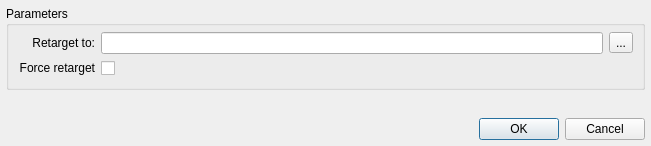
Qt form fxpt/fx_textureManager/RetargetDialogUI.ui (theetcher/fxpt) before a commit.
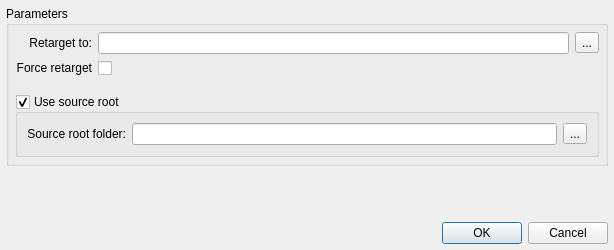
The same form after that commit. Icons and pictures are not drawn. Custom widgets are drawn as their Qt base class.

Commit message: fx_textureManager: Use Source Root option for Retarget

Patch:
```diff
--- a/fxpt/fx_textureManager/RetargetDialogUI.ui
+++ b/fxpt/fx_textureManager/RetargetDialogUI.ui
@@ -6,8 +6,8 @@
    <rect>
     <x>0</x>
     <y>0</y>
-    <width>651</width>
-    <height>146</height>
+    <width>614</width>
+    <height>250</height>
    </rect>
   </property>
   <property name="sizePolicy">
@@ -19,13 +19,13 @@
   <property name="maximumSize">
    <size>
     <width>16777215</width>
-    <height>200</height>
+    <height>250</height>
    </size>
   </property>
   <property name="windowTitle">
    <string>Retarget</string>
   </property>
-  <layout class="QVBoxLayout" name="verticalLayout">
+  <layout class="QVBoxLayout" name="verticalLayout_2">
    <property name="margin">
     <number>6</number>
    </property>
@@ -34,13 +34,10 @@
      <property name="title">
       <string>Parameters</string>
      </property>
-     <layout class="QHBoxLayout" name="horizontalLayout">
-      <property name="topMargin">
+     <layout class="QVBoxLayout" name="verticalLayout">
+      <property name="margin">
        <number>6</number>
       </property>
-      <property name="bottomMargin">
-       <number>9</number>
-      </property>
       <item>
        <layout class="QGridLayout" name="gridLayout">
         <property name="horizontalSpacing">
@@ -107,6 +104,67 @@
         </item>
        </layout>
       </item>
+      <item>
+       <spacer name="verticalSpacer_2">
+        <property name="orientation">
+         <enum>Qt::Vertical</enum>
+        </property>
+        <property name="sizeType">
+         <enum>QSizePolicy::Fixed</enum>
+        </property>
+        <property name="sizeHint" stdset="0">
+         <size>
+          <width>20</width>
+          <height>10</height>
+         </size>
+        </property>
+       </spacer>
+      </item>
+      <item>
+       <widget class="QGroupBox" name="uiGRP_useSourceRoot">
+        <property name="title">
+         <string>Use source root</string>
+        </property>
+        <property name="checkable">
+         <bool>true</bool>
+        </property>
+        <layout class="QGridLayout" name="gridLayout_2">
+         <item row="0" column="1">
+          <widget class="LineEditPath" name="uiLED_sourceRoot"/>
+         </item>
+         <item row="0" column="2">
+          <widget class="QToolButton" name="uiBTN_browseSource">
+           <property name="text">
+            <string>...</string>
+           </property>
+           <property name="icon">
+            <iconset resource="resources.qrc">
+             <normaloff>:/icons/folder.png</normaloff>:/icons/folder.png</iconset>
+           </property>
+           <property name="iconSize">
+            <size>
+             <width>18</width>
+             <height>18</height>
+            </size>
+           </property>
+           <property name="shortcut">
+            <string>Ctrl+S, Ctrl+R</string>
+           </property>
+          </widget>
+         </item>
+         <item row="0" column="0">
+          <widget class="QLabel" name="label_16">
+           <property name="text">
+            <string>Source root folder:</string>
+           </property>
+           <property name="alignment">
+            <set>Qt::AlignRight|Qt::AlignTrailing|Qt::AlignVCenter</set>
+           </property>
+          </widget>
+         </item>
+        </layout>
+       </widget>
+      </item>
      </layout>
     </widget>
    </item>
```
Left out of the diff: 21 changed lines with no effect on the pictures. The commit also changes 5 other files.
